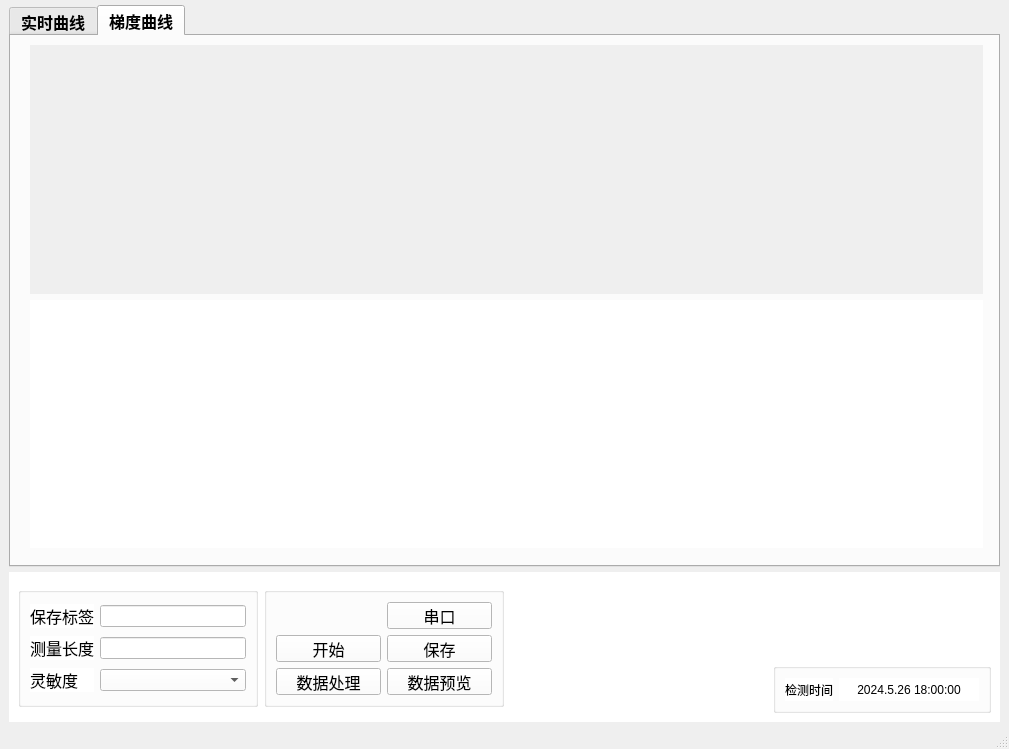
The window that mainwindow.ui (RoboticsKingWay/EMDetect) describes before a commit, drawn with Qt 5.
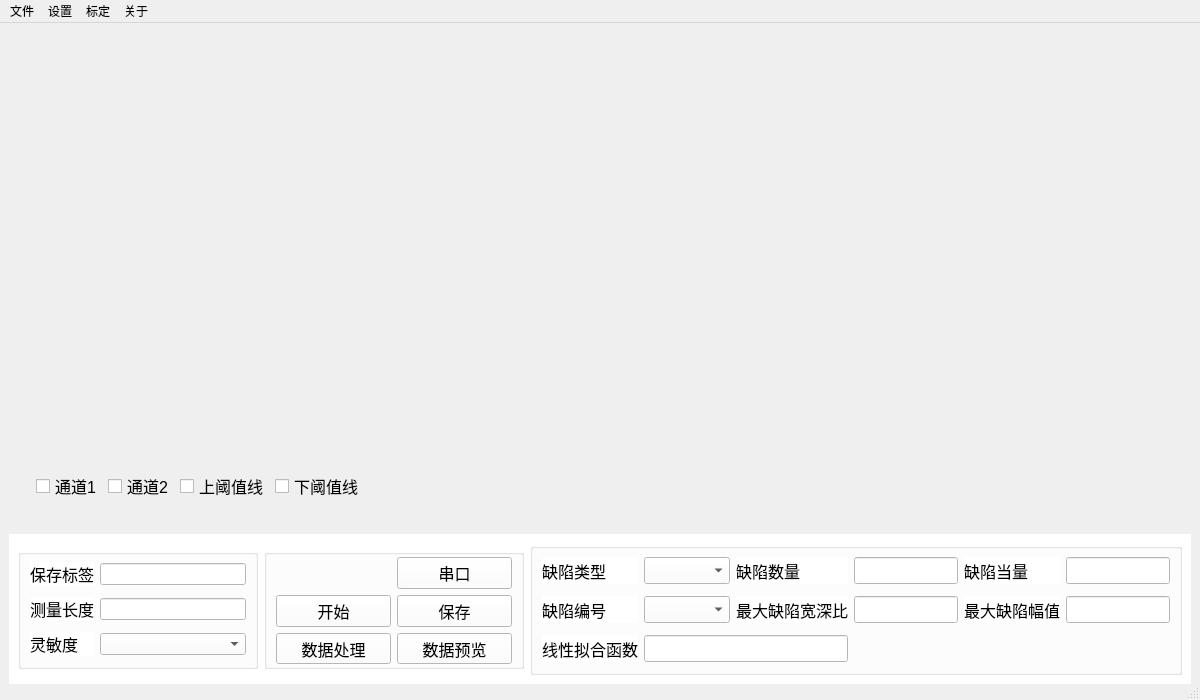
The same window after the commit. Icons and pictures are not drawn.

Patch:
```diff
--- a/mainwindow.ui
+++ b/mainwindow.ui
@@ -6,18 +6,18 @@
    <rect>
     <x>0</x>
     <y>0</y>
-    <width>1009</width>
-    <height>749</height>
+    <width>1200</width>
+    <height>700</height>
    </rect>
   </property>
   <property name="minimumSize">
    <size>
-    <width>850</width>
+    <width>1200</width>
     <height>700</height>
    </size>
   </property>
   <property name="windowTitle">
-   <string>6通道检测软件</string>
+   <string>2通道激励磁检测软件</string>
   </property>
   <property name="windowIcon">
    <iconset resource="resource.qrc">
@@ -33,293 +33,113 @@
   <widget class="QWidget" name="centralwidget">
    <property name="minimumSize">
     <size>
-     <width>850</width>
+     <width>1000</width>
      <height>670</height>
     </size>
    </property>
-   <layout class="QVBoxLayout" name="verticalLayout" stretch="0,0">
-    <property name="spacing">
-     <number>5</number>
-    </property>
-    <property name="topMargin">
-     <number>5</number>
-    </property>
-    <property name="bottomMargin">
-     <number>5</number>
-    </property>
+   <layout class="QVBoxLayout" name="verticalLayout">
     <item>
-     <widget class="QTabWidget" name="tabWidget">
-      <property name="sizePolicy">
-       <sizepolicy hsizetype="Preferred" vsizetype="Preferred">
-        <horstretch>0</horstretch>
-        <verstretch>0</verstretch>
-       </sizepolicy>
-      </property>
+     <widget class="QWidget" name="widget_up" native="true">
       <property name="minimumSize">
        <size>
-        <width>670</width>
-        <height>540</height>
+        <width>920</width>
+        <height>0</height>
        </size>
       </property>
-      <property name="font">
-       <font>
-        <pointsize>12</pointsize>
-        <bold>true</bold>
-       </font>
+      <property name="autoFillBackground">
+       <bool>true</bool>
       </property>
-      <property name="currentIndex">
-       <number>1</number>
-      </property>
-      <property name="iconSize">
-       <size>
-        <width>30</width>
-        <height>15</height>
-       </size>
-      </property>
-      <widget class="QWidget" name="tab_1">
-       <property name="minimumSize">
-        <size>
-         <width>670</width>
-         <height>500</height>
-        </size>
-       </property>
-       <property name="font">
-        <font>
-         <pointsize>12</pointsize>
-         <bold>true</bold>
-        </font>
-       </property>
-       <attribute name="title">
-        <string>实时曲线</string>
-       </attribute>
-       <widget class="QWidget" name="widget_tab_1" native="true">
-        <property name="geometry">
-         <rect>
-          <x>0</x>
-          <y>-20</y>
-          <width>991</width>
-          <height>541</height>
-         </rect>
-        </property>
-        <property name="minimumSize">
-         <size>
-          <width>670</width>
-          <height>0</height>
-         </size>
-        </property>
-        <property name="font">
-         <font>
-          <pointsize>9</pointsize>
-          <bold>false</bold>
-         </font>
-        </property>
-        <layout class="QVBoxLayout" name="verticalLayout_2">
-         <item>
-          <widget class="QWidget" name="widget_real_chat_view" native="true">
-           <property name="font">
-            <font>
-             <pointsize>12</pointsize>
-            </font>
-           </property>
-           <property name="mouseTracking">
-            <bool>true</bool>
-           </property>
-           <property name="autoFillBackground">
-            <bool>true</bool>
-           </property>
-          </widget>
-         </item>
-         <item>
-          <widget class="QWidget" name="widget_chinnel" native="true">
-           <property name="sizePolicy">
-            <sizepolicy hsizetype="Preferred" vsizetype="Fixed">
-             <horstretch>0</horstretch>
-             <verstretch>0</verstretch>
-            </sizepolicy>
-           </property>
-           <property name="minimumSize">
-            <size>
-             <width>0</width>
-             <height>40</height>
-            </size>
-           </property>
-           <layout class="QHBoxLayout" name="horizontalLayout">
-            <item>
-             <widget class="QCheckBox" name="checkBox">
-              <property name="text">
-               <string>通道1</string>
-              </property>
-             </widget>
-            </item>
-            <item>
-             <widget class="QCheckBox" name="checkBox_2">
-              <property name="text">
-               <string>通道2</string>
-              </property>
-             </widget>
-            </item>
-            <item>
-             <widget class="QCheckBox" name="checkBox_3">
-              <property name="text">
-               <string>通道3</string>
-              </property>
-             </widget>
-            </item>
-            <item>
-             <widget class="QCheckBox" name="checkBox_4">
-              <property name="text">
-               <string>通道4</string>
-              </property>
-             </widget>
-            </item>
-            <item>
-             <widget class="QCheckBox" name="checkBox_5">
-              <property name="text">
-               <string>通道5</string>
-              </property>
-             </widget>
-            </item>
-            <item>
-             <widget class="QCheckBox" name="checkBox_6">
-              <property name="text">
-               <string>通道6</string>
-              </property>
-             </widget>
-            </item>
-            <item>
-             <spacer name="horizontalSpacer">
-              <property name="orientation">
-               <enum>Qt::Horizontal</enum>
-              </property>
-              <property name="sizeHint" stdset="0">
-               <size>
-                <width>40</width>
-                <height>20</height>
-               </size>
-              </property>
-             </spacer>
-            </item>
-           </layout>
-          </widget>
-         </item>
-        </layout>
-       </widget>
-      </widget>
-      <widget class="QWidget" name="tab_2">
-       <property name="minimumSize">
-        <size>
-         <width>670</width>
-         <height>0</height>
-        </size>
-       </property>
-       <property name="font">
-        <font>
-         <pointsize>12</pointsize>
-         <bold>true</bold>
-        </font>
-       </property>
-       <attribute name="title">
-        <string>梯度曲线</string>
-       </attribute>
-       <widget class="QWidget" name="widget_tab_2" native="true">
-        <property name="geometry">
-         <rect>
-          <x>10</x>
-          <y>0</y>
-          <width>971</width>
-          <height>521</height>
-         </rect>
-        </property>
-        <property name="minimumSize">
-         <size>
-          <width>670</width>
-          <height>500</height>
-         </size>
-        </property>
-        <layout class="QHBoxLayout" name="horizontalLayout_2">
-         <property name="spacing">
-          <number>1</number>
+      <layout class="QHBoxLayout" name="horizontalLayout">
+       <item>
+        <widget class="QWidget" name="widget_upleft" native="true">
+         <property name="minimumSize">
+          <size>
+           <width>460</width>
+           <height>0</height>
+          </size>
          </property>
-         <property name="topMargin">
-          <number>0</number>
-         </property>
-         <property name="bottomMargin">
-          <number>0</number>
-         </property>
-         <item>
-          <widget class="QWidget" name="widget_tab_2_view" native="true">
-           <property name="sizePolicy">
-            <sizepolicy hsizetype="Preferred" vsizetype="Preferred">
-             <horstretch>0</horstretch>
-             <verstretch>0</verstretch>
-            </sizepolicy>
-           </property>
-           <layout class="QVBoxLayout" name="verticalLayout_3">
-            <item>
-             <widget class="QWidget" name="widget_real_total_view" native="true">
-              <property name="sizePolicy">
-               <sizepolicy hsizetype="Preferred" vsizetype="Preferred">
-                <horstretch>0</horstretch>
-                <verstretch>0</verstretch>
-               </sizepolicy>
-              </property>
-              <property name="autoFillBackground">
-               <bool>true</bool>
-              </property>
-             </widget>
-            </item>
-            <item>
-             <widget class="QWidget" name="widget_image_view" native="true">
-              <property name="minimumSize">
-               <size>
-                <width>600</width>
-                <height>150</height>
-               </size>
-              </property>
-              <property name="autoFillBackground">
-               <bool>false</bool>
-              </property>
-              <property name="styleSheet">
-               <string notr="true">QWidget { background-color: white; }</string>
-              </property>
-              <layout class="QHBoxLayout" name="horizontalLayout_4">
-               <property name="spacing">
-                <number>0</number>
+         <layout class="QVBoxLayout" name="verticalLayout_2">
+          <item>
+           <widget class="QWidget" name="widget_real_chat_view" native="true"/>
+          </item>
+          <item>
+           <widget class="QWidget" name="widget_chinnel" native="true">
+            <property name="sizePolicy">
+             <sizepolicy hsizetype="Preferred" vsizetype="Fixed">
+              <horstretch>0</horstretch>
+              <verstretch>0</verstretch>
+             </sizepolicy>
+            </property>
+            <property name="minimumSize">
+             <size>
+              <width>0</width>
+              <height>40</height>
+             </size>
+            </property>
+            <property name="font">
+             <font>
+              <pointsize>12</pointsize>
+             </font>
+            </property>
+            <layout class="QHBoxLayout" name="horizontalLayout_2">
+             <item>
+              <widget class="QCheckBox" name="checkBox">
+               <property name="text">
+                <string>通道1</string>
                </property>
-               <property name="topMargin">
-                <number>5</number>
+              </widget>
+             </item>
+             <item>
+              <widget class="QCheckBox" name="checkBox_2">
+               <property name="text">
+                <string>通道2</string>
                </property>
-               <property name="bottomMargin">
-                <number>5</number>
+              </widget>
+             </item>
+             <item>
+              <widget class="QCheckBox" name="checkBox_upline">
+               <property name="text">
+                <string>上阈值线</string>
                </property>
-               <item>
-                <widget class="QLabel" name="label_image">
-                 <property name="minimumSize">
-                  <size>
-                   <width>0</width>
-                   <height>140</height>
-                  </size>
-                 </property>
-                 <property name="autoFillBackground">
-                  <bool>false</bool>
-                 </property>
-                 <property name="text">
-                  <string/>
-                 </property>
-                 <property name="alignment">
-                  <set>Qt::AlignCenter</set>
-                 </property>
-                </widget>
-               </item>
-              </layout>
-             </widget>
-            </item>
-           </layout>
-          </widget>
-         </item>
-        </layout>
-       </widget>
-      </widget>
+              </widget>
+             </item>
+             <item>
+              <widget class="QCheckBox" name="checkBox_3">
+               <property name="text">
+                <string>下阈值线</string>
+               </property>
+              </widget>
+             </item>
+             <item>
+              <spacer name="horizontalSpacer">
+               <property name="orientation">
+                <enum>Qt::Horizontal</enum>
+               </property>
+               <property name="sizeHint" stdset="0">
+                <size>
+                 <width>40</width>
+                 <height>20</height>
+                </size>
+               </property>
+              </spacer>
+             </item>
+            </layout>
+           </widget>
+          </item>
+         </layout>
+        </widget>
+       </item>
+       <item>
+        <widget class="QWidget" name="widget_upright" native="true">
+         <property name="minimumSize">
+          <size>
+           <width>500</width>
+           <height>0</height>
+          </size>
+         </property>
+        </widget>
+       </item>
+      </layout>
      </widget>
     </item>
     <item>
@@ -343,18 +163,18 @@
 	#border: 3px solid #D3D3D3; 
 }</string>
       </property>
-      <layout class="QGridLayout" name="gridLayout_3">
-       <item row="0" column="0" rowspan="2">
+      <layout class="QHBoxLayout" name="horizontalLayout_3">
+       <item>
         <widget class="QGroupBox" name="groupBox">
          <property name="minimumSize">
           <size>
-           <width>200</width>
+           <width>240</width>
            <height>120</height>
           </size>
          </property>
          <property name="maximumSize">
           <size>
-           <width>240</width>
+           <width>280</width>
            <height>120</height>
           </size>
          </property>
@@ -362,6 +182,15 @@
           <string/>
          </property>
          <layout class="QGridLayout" name="gridLayout">
+          <property name="topMargin">
+           <number>2</number>
+          </property>
+          <property name="rightMargin">
+           <number>9</number>
+          </property>
+          <property name="bottomMargin">
+           <number>2</number>
+          </property>
           <item row="1" column="1">
            <widget class="QLabel" name="label_2">
             <property name="font">
@@ -414,17 +243,17 @@
          </layout>
         </widget>
        </item>
-       <item row="0" column="1" rowspan="2">
+       <item>
         <widget class="QGroupBox" name="groupBox_2">
          <property name="minimumSize">
           <size>
-           <width>240</width>
+           <width>260</width>
            <height>120</height>
           </size>
          </property>
          <property name="maximumSize">
           <size>
-           <width>280</width>
+           <width>300</width>
            <height>120</height>
           </size>
          </property>
@@ -435,60 +264,12 @@
           <property name="sizeConstraint">
            <enum>QLayout::SetDefaultConstraint</enum>
           </property>
-          <item row="1" column="1">
-           <widget class="QPushButton" name="pushButton_2">
-            <property name="font">
-             <font>
-              <pointsize>12</pointsize>
-             </font>
-            </property>
-            <property name="text">
-             <string>保存</string>
-            </property>
-            <property name="autoDefault">
-             <bool>false</bool>
-            </property>
-            <property name="default">
-             <bool>false</bool>
-            </property>
-           </widget>
-          </item>
-          <item row="2" column="0">
-           <widget class="QPushButton" name="pushButton_3">
-            <property name="font">
-             <font>
-              <pointsize>12</pointsize>
-             </font>
-            </property>
-            <property name="text">
-             <string>数据处理</string>
-            </property>
-           </widget>
-          </item>
-          <item row="2" column="1">
-           <widget class="QPushButton" name="pushButton_4">
-            <property name="font">
-             <font>
-              <pointsize>12</pointsize>
-             </font>
-            </property>
-            <property name="text">
-             <string>数据预览</string>
-            </property>
-           </widget>
-          </item>
-          <item row="1" column="0">
-           <widget class="QPushButton" name="pushButton">
-            <property name="font">
-             <font>
-              <pointsize>12</pointsize>
-             </font>
-            </property>
-            <property name="text">
-             <string>开始</string>
-            </property>
-           </widget>
-          </item>
+          <property name="topMargin">
+           <number>2</number>
+          </property>
+          <property name="bottomMargin">
+           <number>2</number>
+          </property>
           <item row="0" column="1">
            <widget class="QPushButton" name="pushButton_SerialSetup">
             <property name="font">
@@ -513,6 +294,18 @@
             </property>
            </widget>
           </item>
+          <item row="2" column="0">
+           <widget class="QPushButton" name="pushButton_3">
+            <property name="font">
+             <font>
+              <pointsize>12</pointsize>
+             </font>
+            </property>
+            <property name="text">
+             <string>数据处理</string>
+            </property>
+           </widget>
+          </item>
           <item row="0" column="0">
            <widget class="QPushButton" name="pushButton_connect_state">
             <property name="text">
@@ -527,10 +320,52 @@
             </property>
            </widget>
           </item>
+          <item row="2" column="1">
+           <widget class="QPushButton" name="pushButton_4">
+            <property name="font">
+             <font>
+              <pointsize>12</pointsize>
+             </font>
+            </property>
+            <property name="text">
+             <string>数据预览</string>
+            </property>
+           </widget>
+          </item>
+          <item row="1" column="1">
+           <widget class="QPushButton" name="pushButton_2">
+            <property name="font">
+             <font>
+              <pointsize>12</pointsize>
+             </font>
+            </property>
+            <property name="text">
+             <string>保存</string>
+            </property>
+            <property name="autoDefault">
+             <bool>false</bool>
+            </property>
+            <property name="default">
+             <bool>false</bool>
+            </property>
+           </widget>
+          </item>
+          <item row="1" column="0">
+           <widget class="QPushButton" name="pushButton">
+            <property name="font">
+             <font>
+              <pointsize>12</pointsize>
+             </font>
+            </property>
+            <property name="text">
+             <string>开始</string>
+            </property>
+           </widget>
+          </item>
          </layout>
         </widget>
        </item>
-       <item row="0" column="2" rowspan="2">
+       <item>
         <spacer name="horizontalSpacer_2">
          <property name="orientation">
           <enum>Qt::Horizontal</enum>
@@ -538,65 +373,175 @@
          <property name="sizeHint" stdset="0">
           <size>
            <width>40</width>
-           <height>68</height>
+           <height>20</height>
           </size>
          </property>
         </spacer>
        </item>
-       <item row="0" column="3">
-        <spacer name="verticalSpacer">
-         <property name="orientation">
-          <enum>Qt::Vertical</enum>
-         </property>
-         <property name="sizeHint" stdset="0">
-          <size>
-           <width>148</width>
-           <height>73</height>
-          </size>
-         </property>
-        </spacer>
-       </item>
-       <item row="1" column="3">
-        <widget class="QGroupBox" name="groupBox_3">
-         <property name="minimumSize">
-          <size>
-           <width>160</width>
-           <height>50</height>
-          </size>
-         </property>
-         <property name="maximumSize">
-          <size>
-           <width>240</width>
-           <height>50</height>
-          </size>
+       <item>
+        <widget class="QGroupBox" name="groupBox_4">
+         <property name="font">
+          <font>
+           <pointsize>12</pointsize>
+          </font>
          </property>
          <property name="title">
           <string/>
          </property>
-         <layout class="QHBoxLayout" name="horizontalLayout_3">
-          <item>
+         <layout class="QGridLayout" name="gridLayout_4">
+          <property name="leftMargin">
+           <number>9</number>
+          </property>
+          <property name="topMargin">
+           <number>2</number>
+          </property>
+          <property name="bottomMargin">
+           <number>2</number>
+          </property>
+          <item row="1" column="3">
+           <widget class="QLineEdit" name="lineEdit_4">
+            <property name="font">
+             <font>
+              <pointsize>12</pointsize>
+             </font>
+            </property>
+           </widget>
+          </item>
+          <item row="1" column="4">
+           <widget class="QLabel" name="label_8">
+            <property name="font">
+             <font>
+              <pointsize>12</pointsize>
+             </font>
+            </property>
+            <property name="text">
+             <string>最大缺陷幅值</string>
+            </property>
+           </widget>
+          </item>
+          <item row="1" column="0">
+           <widget class="QLabel" name="label_11">
+            <property name="font">
+             <font>
+              <pointsize>12</pointsize>
+             </font>
+            </property>
+            <property name="text">
+             <string>缺陷编号</string>
+            </property>
+           </widget>
+          </item>
+          <item row="0" column="4">
+           <widget class="QLabel" name="label_9">
+            <property name="font">
+             <font>
+              <pointsize>12</pointsize>
+             </font>
+            </property>
+            <property name="text">
+             <string>缺陷当量</string>
+            </property>
+           </widget>
+          </item>
+          <item row="1" column="5">
+           <widget class="QLineEdit" name="lineEdit_5">
+            <property name="font">
+             <font>
+              <pointsize>12</pointsize>
+             </font>
+            </property>
+           </widget>
+          </item>
+          <item row="0" column="5">
+           <widget class="QLineEdit" name="lineEdit_6">
+            <property name="font">
+             <font>
+              <pointsize>12</pointsize>
+             </font>
+            </property>
+           </widget>
+          </item>
+          <item row="0" column="0">
+           <widget class="QLabel" name="label_10">
+            <property name="font">
+             <font>
+              <pointsize>12</pointsize>
+             </font>
+            </property>
+            <property name="text">
+             <string>缺陷类型</string>
+            </property>
+           </widget>
+          </item>
+          <item row="0" column="2">
+           <widget class="QLabel" name="label_6">
+            <property name="font">
+             <font>
+              <pointsize>12</pointsize>
+             </font>
+            </property>
+            <property name="text">
+             <string>缺陷数量</string>
+            </property>
+           </widget>
+          </item>
+          <item row="0" column="1">
+           <widget class="QComboBox" name="comboBox_2">
+            <property name="font">
+             <font>
+              <pointsize>12</pointsize>
+             </font>
+            </property>
+           </widget>
+          </item>
+          <item row="0" column="3">
+           <widget class="QLineEdit" name="lineEdit_3">
+            <property name="font">
+             <font>
+              <pointsize>12</pointsize>
+             </font>
+            </property>
+           </widget>
+          </item>
+          <item row="1" column="2">
+           <widget class="QLabel" name="label_7">
+            <property name="font">
+             <font>
+              <pointsize>12</pointsize>
+             </font>
+            </property>
+            <property name="text">
+             <string>最大缺陷宽深比</string>
+            </property>
+           </widget>
+          </item>
+          <item row="1" column="1">
+           <widget class="QComboBox" name="comboBox_3">
+            <property name="font">
+             <font>
+              <pointsize>12</pointsize>
+             </font>
+            </property>
+           </widget>
+          </item>
+          <item row="2" column="0">
            <widget class="QLabel" name="label_4">
-            <property name="text">
-             <string>检测时间</string>
+            <property name="font">
+             <font>
+              <pointsize>12</pointsize>
+             </font>
             </property>
-            <property name="alignment">
-             <set>Qt::AlignRight|Qt::AlignTrailing|Qt::AlignVCenter</set>
+            <property name="text">
+             <string>线性拟合函数</string>
             </property>
            </widget>
           </item>
-          <item>
-           <widget class="QLabel" name="label_5">
-            <property name="minimumSize">
-             <size>
-              <width>140</width>
-              <height>0</height>
-             </size>
-            </property>
-            <property name="text">
-             <string>2024.5.26 18:00:00</string>
-            </property>
-            <property name="alignment">
-             <set>Qt::AlignCenter</set>
+          <item row="2" column="1" colspan="2">
+           <widget class="QLineEdit" name="lineEdit_7">
+            <property name="font">
+             <font>
+              <pointsize>12</pointsize>
+             </font>
             </property>
            </widget>
           </item>
@@ -609,24 +554,86 @@
    </layout>
   </widget>
   <widget class="QStatusBar" name="statusbar"/>
-  <action name="action_save">
+  <widget class="QMenuBar" name="menuBar">
+   <property name="geometry">
+    <rect>
+     <x>0</x>
+     <y>0</y>
+     <width>1200</width>
+     <height>21</height>
+    </rect>
+   </property>
+   <widget class="QMenu" name="menu_file">
+    <property name="title">
+     <string>文件</string>
+    </property>
+    <addaction name="action_filesave"/>
+    <addaction name="action_fileperview"/>
+   </widget>
+   <widget class="QMenu" name="menu_setup">
+    <property name="title">
+     <string>设置</string>
+    </property>
+    <addaction name="action_serialSetup"/>
+    <addaction name="action_thresholdSetup"/>
+   </widget>
+   <widget class="QMenu" name="menu_standar">
+    <property name="title">
+     <string>标定</string>
+    </property>
+    <addaction name="action_outside"/>
+    <addaction name="action_inside"/>
+   </widget>
+   <widget class="QMenu" name="menu_software">
+    <property name="title">
+     <string>关于</string>
+    </property>
+    <addaction name="action_version"/>
+    <addaction name="action_readme"/>
+   </widget>
+   <addaction name="menu_file"/>
+   <addaction name="menu_setup"/>
+   <addaction name="menu_standar"/>
+   <addaction name="menu_software"/>
+  </widget>
+  <action name="action_version">
    <property name="text">
-    <string>保存</string>
+    <string>软件版本</string>
    </property>
   </action>
-  <action name="action_saveas">
+  <action name="action_readme">
    <property name="text">
-    <string>检测数据另存</string>
+    <string>软件说明</string>
    </property>
   </action>
-  <action name="action_serial">
+  <action name="action_outside">
+   <property name="text">
+    <string>表面缺陷</string>
+   </property>
+  </action>
+  <action name="action_inside">
+   <property name="text">
+    <string>内部缺陷</string>
+   </property>
+  </action>
+  <action name="action_serialSetup">
    <property name="text">
     <string>串口设置</string>
    </property>
   </action>
-  <action name="action_setup_other">
+  <action name="action_thresholdSetup">
    <property name="text">
-    <string>其他设置</string>
+    <string>阈值设置</string>
+   </property>
+  </action>
+  <action name="action_filesave">
+   <property name="text">
+    <string>保存</string>
+   </property>
+  </action>
+  <action name="action_fileperview">
+   <property name="text">
+    <string>数据预览</string>
    </property>
   </action>
  </widget>
```
